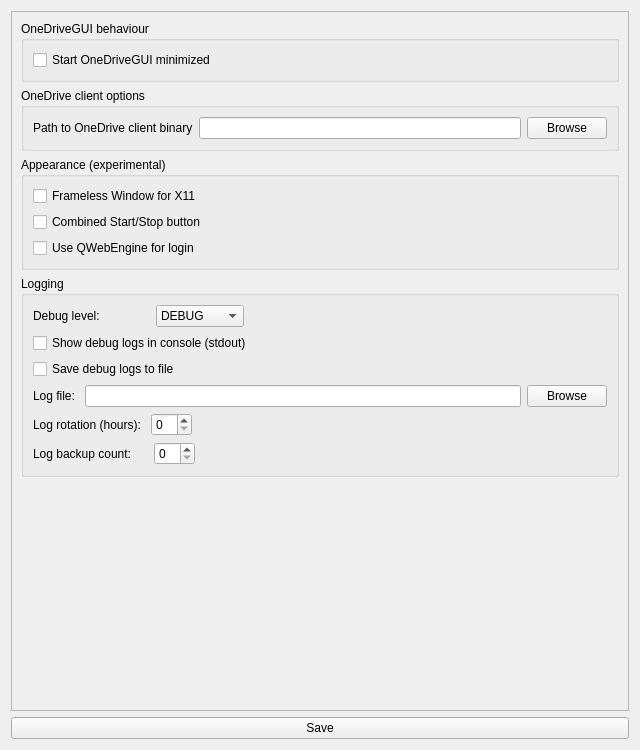
Above: src/ui/gui_settings_window.ui from bpozdena/OneDriveGUI before the change. Below: the same form after it.
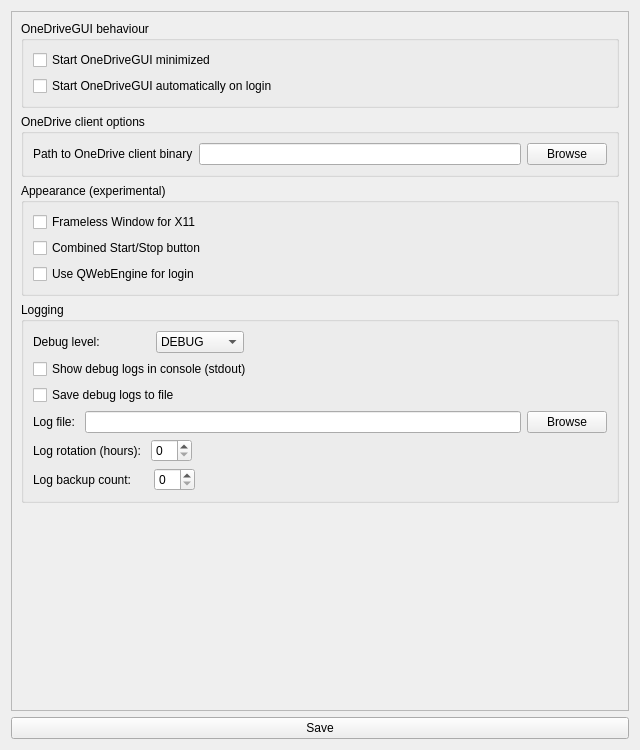
That is the form after the change.

Commit message: Autostart OneDriveGUI after login

```diff
--- a/src/ui/gui_settings_window.ui
+++ b/src/ui/gui_settings_window.ui
@@ -44,6 +44,13 @@
               </property>
              </widget>
             </item>
+            <item row="1" column="0">
+             <widget class="QCheckBox" name="checkBox_autostart_enabled">
+              <property name="text">
+               <string>Start OneDriveGUI automatically on login</string>
+              </property>
+             </widget>
+            </item>
            </layout>
           </item>
          </layout>
```
The commit also changes 4 other files.
